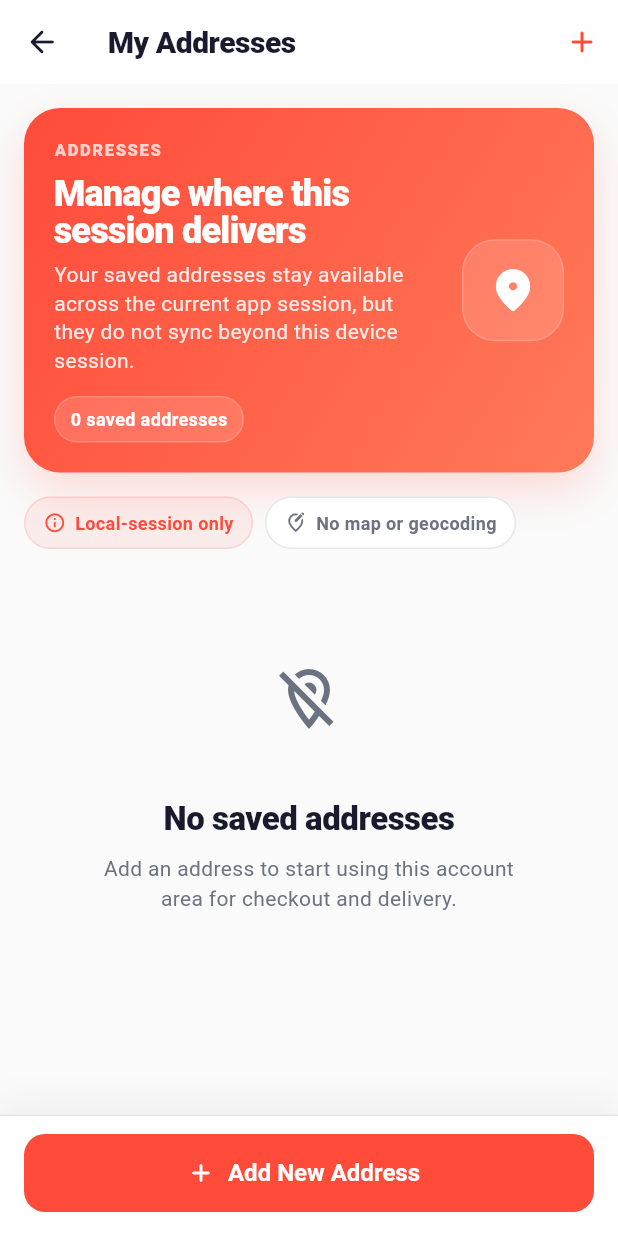
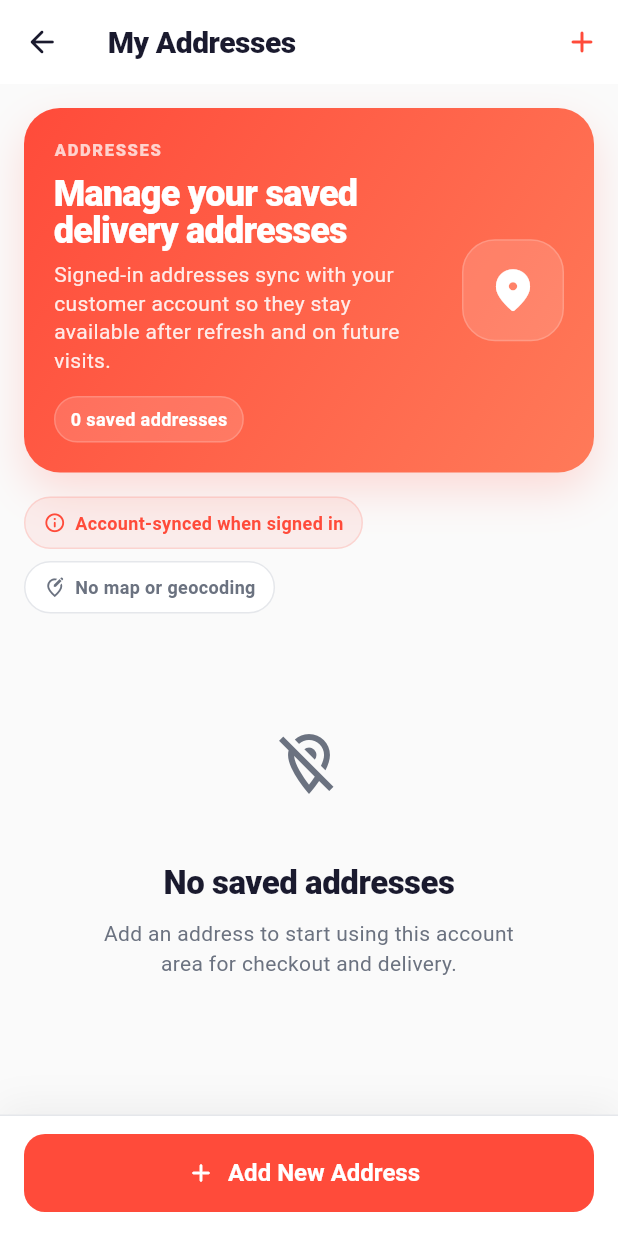
Before and after one commit to ahc0403-commits/deliberry, a Flutter app: the AddressesScreen screen opened directly, on a phone screen of 412 x 824 dp. Run offline on Flutter 3.47's test engine with Material 3 defaults, Android fonts, the phone set to English and light mode, and no system bars; our stand-ins replace app_links, flutter_secure_storage, supabase_flutter; missing offline and left inert: dart:html, dart:js_interop; accounts and stored records are empty.

Commit message:
Fix address gate hydration timing on refresh

```diff
--- a/customer-app/lib/app/entry/customer_entry_screen.dart
+++ b/customer-app/lib/app/entry/customer_entry_screen.dart
@@ -37,6 +37,12 @@ class _CustomerEntryScreenState extends State<CustomerEntryScreen> {
       listenable: Listenable.merge([session, runtime]),
       builder: (context, _) {
         if (!session.isHydrated) {
+          return const Scaffold(
+            body: Center(child: CircularProgressIndicator()),
+          );
+        }
+
+        if (session.isSignedIn && !runtime.hasPersistedRuntimeLoaded) {
           return const Scaffold(
             body: Center(child: CircularProgressIndicator()),
           );
--- a/customer-app/lib/features/addresses/presentation/addresses_screen.dart
+++ b/customer-app/lib/features/addresses/presentation/addresses_screen.dart
@@ -67,9 +67,9 @@ class AddressesScreen extends StatelessWidget {
                     children: [
                       FeatureHeroCard(
                         eyebrow: 'Addresses',
-                        title: 'Manage where this session delivers',
+                        title: 'Manage your saved delivery addresses',
                         subtitle:
-                            'Your saved addresses stay available across the current app session, but they do not sync beyond this device session.',
+                            'Signed-in addresses sync with your customer account so they stay available after refresh and on future visits.',
                         icon: Icons.location_on_rounded,
                         badge:
                             '${addresses.length} saved address${addresses.length == 1 ? '' : 'es'}',
@@ -87,7 +87,7 @@ class AddressesScreen extends StatelessWidget {
                             ),
                           const InfoPill(
                             icon: Icons.info_outline_rounded,
-                            label: 'Local-session only',
+                            label: 'Account-synced when signed in',
                             highlight: true,
                           ),
                           const InfoPill(
```
Also changed, not shown: customer-app/lib/core/data/customer_runtime_controller.dart (+6 -1 lines).
